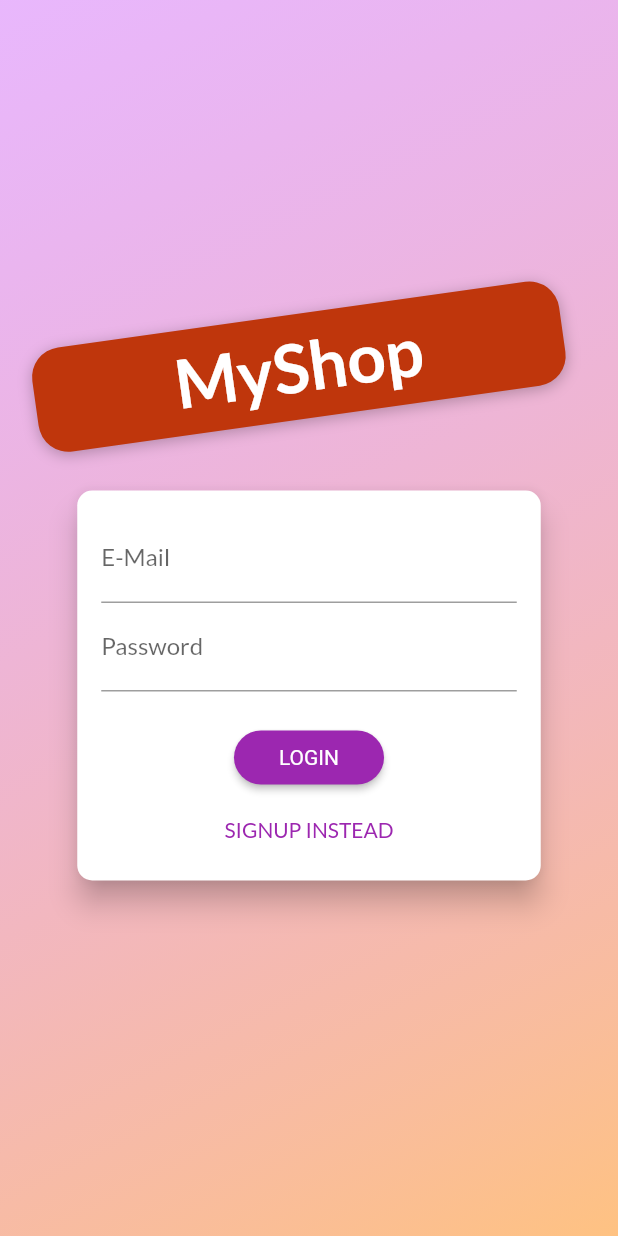
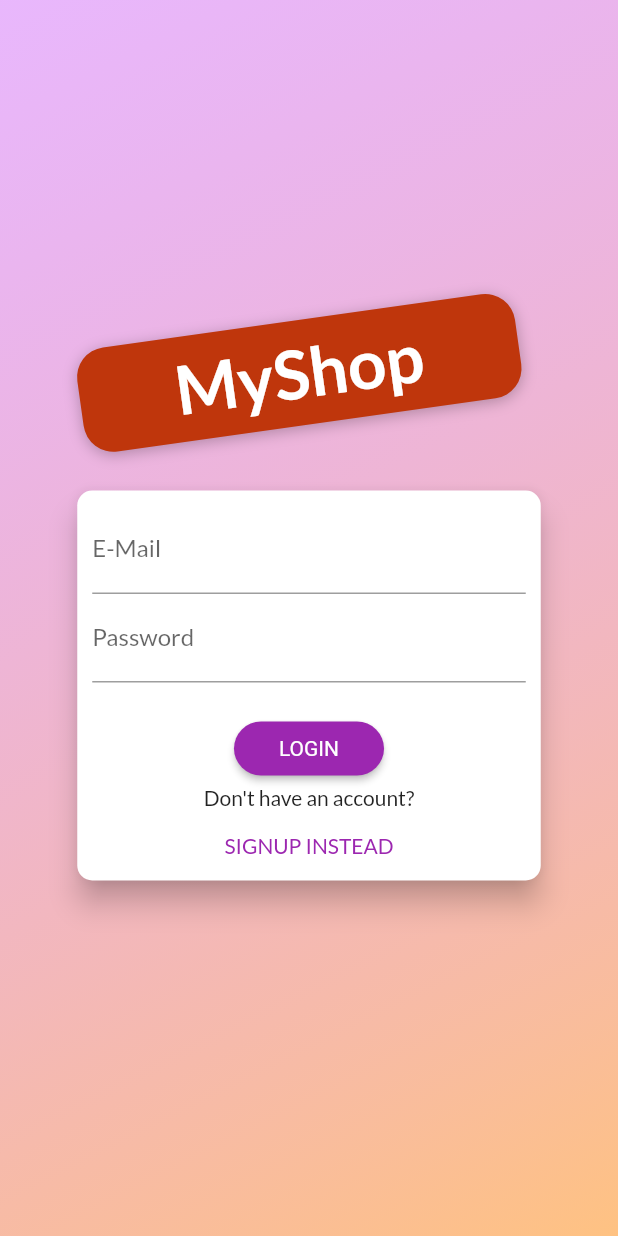
Before and after one commit to SyedMughisHussain/shop-app, a Flutter app: the screen it shows after launch, on a phone screen of 412 x 824 dp. Run offline on Flutter 3.47's test engine with Material 2 defaults, Android fonts, the phone set to English and light mode, and no system bars; our stand-ins replace shared_preferences.

Commit message:
Changes made in UI

```diff
--- a/lib/main.dart
+++ b/lib/main.dart
@@ -61,7 +61,6 @@ class MyApp extends StatelessWidget {
           title: 'Flutter Demo',
           theme: ThemeData(
             primarySwatch: Colors.purple,
-            accentColor: Colors.red,
             fontFamily: 'Lato',
           ),
           home: auth.isAuth
--- a/lib/screens/auth_screen.dart
+++ b/lib/screens/auth_screen.dart
@@ -45,7 +45,7 @@ class AuthScreen extends StatelessWidget {
                     child: Container(
                       margin: const EdgeInsets.only(bottom: 20.0),
                       padding: const EdgeInsets.symmetric(
-                          vertical: 8.0, horizontal: 94.0),
+                          vertical: 8.0, horizontal: 64.0),
                       transform: Matrix4.rotationZ(-8 * pi / 180)
                         ..translate(-10.0),
                       // ..translate(-10.0),
@@ -220,7 +220,7 @@ class _AuthCardState extends State<AuthCard>
         constraints:
             BoxConstraints(minHeight: _authMode == AuthMode.signUp ? 320 : 260),
         width: deviceSize.width * 0.75,
-        padding: const EdgeInsets.all(16.0),
+        padding: const EdgeInsets.all(10.0),
         child: Form(
           key: _formKey,
           child: SingleChildScrollView(
@@ -295,6 +295,9 @@ class _AuthCardState extends State<AuthCard>
                     child:
                         Text(_authMode == AuthMode.login ? 'LOGIN' : 'SIGN UP'),
                   ),
+                Text(_authMode == AuthMode.login
+                    ? 'Don\'t have an account?'
+                    : 'Already have an account'),
                 TextButton(
                   onPressed: _switchAuthMode,
                   child: Text(
```
Also changed, not shown: lib/widgets/badge.dart (+5 -4 lines), lib/widgets/product_item.dart (+6 -3 lines), pubspec.lock, 1 other file.
